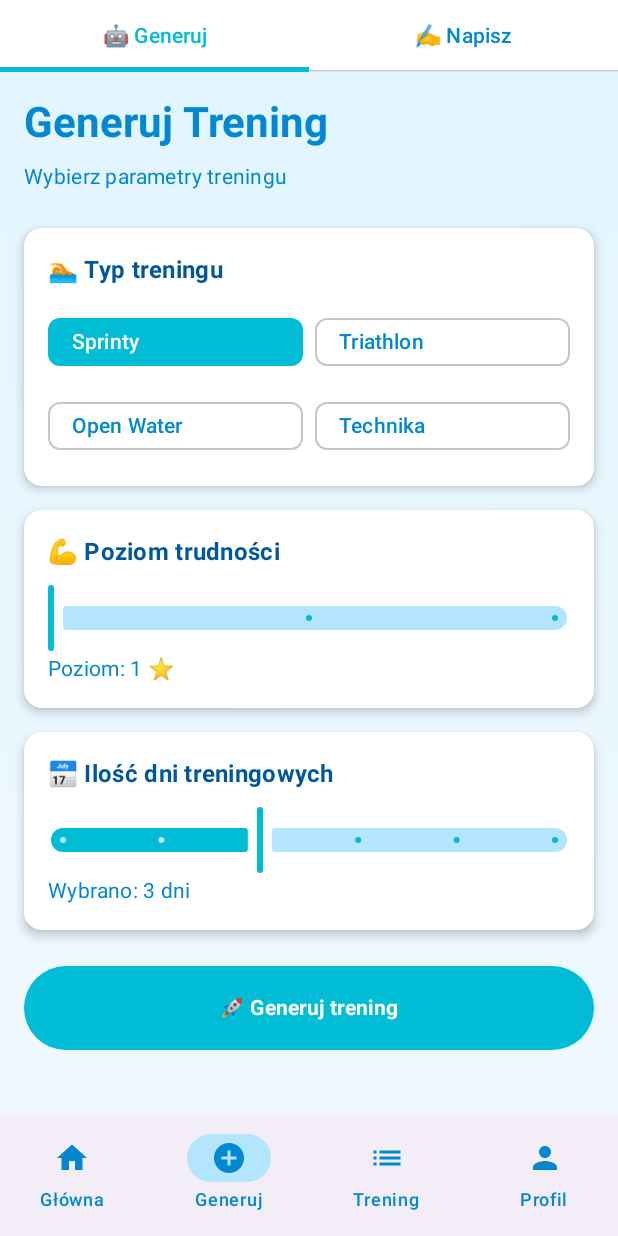
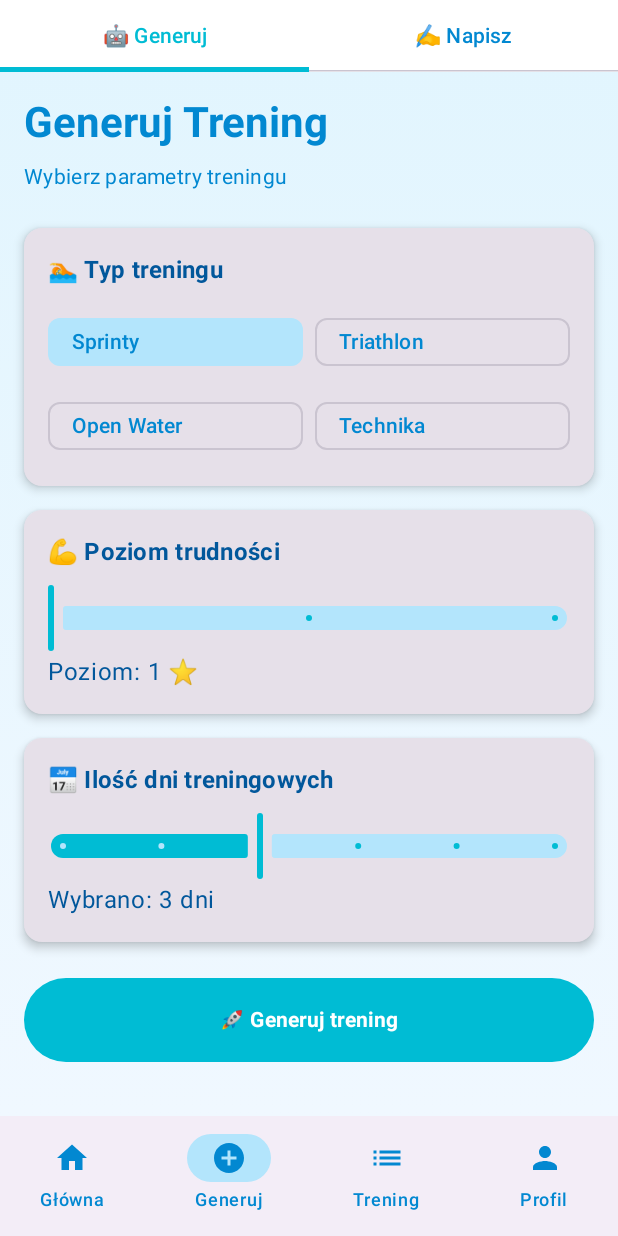
Before and after one commit to pawelproit/SwimPal, an Android app built with Jetpack Compose: the MainScreen screen opened through its navigation route, item 2 of the bottom bar chosen, on a phone screen of 412 x 824 dp. Run offline under Robolectric (Android 15) with nearby library versions, the phone set to English and light mode, and no system bars; our stand-ins replace Firebase (no records; nobody signed in at launch, a user with empty details on screens opened directly).

Commit message:
Naprawa dymków odznak za treningi z selekcja

```diff
--- a/app/src/main/java/com/example/swimpal/ui/screens/generateScreen/GeneratedTrainingScreen.kt
+++ b/app/src/main/java/com/example/swimpal/ui/screens/generateScreen/GeneratedTrainingScreen.kt
@@ -12,7 +12,6 @@ import androidx.compose.ui.unit.dp
 import androidx.lifecycle.viewmodel.compose.viewModel
 import com.example.swimpal.viewmodel.TrainingViewModel
 import com.example.swimpal.viewmodel.UserProfileViewModel
-import com.example.swimpal.viewmodel.ProfileState
 
 @Composable
 fun GeneratedTrainingScreen(
@@ -26,22 +25,7 @@ fun GeneratedTrainingScreen(
     var infoMsg by remember { mutableStateOf("") }
 
     val trainingTypes = listOf("Sprinty", "Triathlon", "Open Water", "Technika")
-
-    var showBadgeDialog by remember { mutableStateOf(false) }
-    var newBadge by remember { mutableStateOf<Pair<String, String>?>(null) }
-    val profileState by userProfileViewModel.profileState.collectAsState()
-
-    LaunchedEffect(profileState) {
-        if (profileState is ProfileState.Success) {
-            val profile = (profileState as ProfileState.Success).userProfile
-            val newlyAchievedBadge = profile.badges.firstOrNull { it.achieved && it.isNew }
-
-            if (newlyAchievedBadge != null) {
-                newBadge = newlyAchievedBadge.name to newlyAchievedBadge.description
-                showBadgeDialog = true
-            }
-        }
-    }
+    val badgeState by userProfileViewModel.badgeState
 
     Column(
         modifier = Modifier
@@ -61,54 +45,30 @@ fun GeneratedTrainingScreen(
             style = MaterialTheme.typography.bodyMedium,
             color = MaterialTheme.colorScheme.secondary
         )
-
         Spacer(modifier = Modifier.height(24.dp))
 
-        Card(
-            modifier = Modifier.fillMaxWidth(),
-            colors = CardDefaults.cardColors(containerColor = Color.White),
-            elevation = CardDefaults.cardElevation(defaultElevation = 4.dp)
-        ) {
+        Card(modifier = Modifier.fillMaxWidth(), elevation = CardDefaults.cardElevation(defaultElevation = 4.dp)) {
             Column(modifier = Modifier.padding(16.dp)) {
-                Text(
-                    text = "🏊 Typ treningu",
-                    style = MaterialTheme.typography.titleMedium,
-                    fontWeight = FontWeight.Bold,
-                    color = MaterialTheme.colorScheme.onSurface
-                )
+                Text("🏊 Typ treningu", style = MaterialTheme.typography.titleMedium, fontWeight = FontWeight.Bold)
                 Spacer(modifier = Modifier.height(12.dp))
                 Column(verticalArrangement = Arrangement.spacedBy(8.dp)) {
-                    Row(
-                        modifier = Modifier.fillMaxWidth(),
-                        horizontalArrangement = Arrangement.spacedBy(8.dp)
-                    ) {
+                    Row(modifier = Modifier.fillMaxWidth(), horizontalArrangement = Arrangement.spacedBy(8.dp)) {
                         trainingTypes.take(2).forEach { type ->
                             FilterChip(
                                 selected = selectedType == type,
                                 onClick = { selectedType = type },
                                 label = { Text(type) },
-                                modifier = Modifier.weight(1f),
-                                colors = FilterChipDefaults.filterChipColors(
-                                    selectedContainerColor = MaterialTheme.colorScheme.primary,
-                                    selectedLabelColor = Color.White
-                                )
+                                modifier = Modifier.weight(1f)
                             )
                         }
                     }
-                    Row(
-                        modifier = Modifier.fillMaxWidth(),
-                        horizontalArrangement = Arrangement.spacedBy(8.dp)
-                    ) {
+                    Row(modifier = Modifier.fillMaxWidth(), horizontalArrangement = Arrangement.spacedBy(8.dp)) {
                         trainingTypes.drop(2).forEach { type ->
                             FilterChip(
                                 selected = selectedType == type,
                                 onClick = { selectedType = type },
                                 label = { Text(type) },
-                                modifier = Modifier.weight(1f),
-                                colors = FilterChipDefaults.filterChipColors(
-                                    selectedContainerColor = MaterialTheme.colorScheme.primary,
-                                    selectedLabelColor = Color.White
-                                )
+                                modifier = Modifier.weight(1f)
                             )
                         }
                     }
@@ -117,103 +77,47 @@ fun GeneratedTrainingScreen(
         }
 
         Spacer(modifier = Modifier.height(16.dp))
-
-        Card(
-            modifier = Modifier.fillMaxWidth(),
-            colors = CardDefaults.cardColors(containerColor = Color.White),
-            elevation = CardDefaults.cardElevation(defaultElevation = 4.dp)
-        ) {
+        Card(modifier = Modifier.fillMaxWidth(), elevation = CardDefaults.cardElevation(defaultElevation = 4.dp)) {
             Column(modifier = Modifier.padding(16.dp)) {
-                Text(
-                    text = "💪 Poziom trudności",
-                    style = MaterialTheme.typography.titleMedium,
-                    fontWeight = FontWeight.Bold,
-                    color = MaterialTheme.colorScheme.onSurface
-                )
+                Text("💪 Poziom trudności", style = MaterialTheme.typography.titleMedium, fontWeight = FontWeight.Bold)
                 Spacer(modifier = Modifier.height(8.dp))
                 Slider(
                     value = selectedDifficulty.toFloat(),
                     onValueChange = { selectedDifficulty = it.toInt() },
                     valueRange = 1f..3f,
-                    steps = 1,
-                    colors = SliderDefaults.colors(
-                        thumbColor = MaterialTheme.colorScheme.primary,
-                        activeTrackColor = MaterialTheme.colorScheme.primary
-                    )
+                    steps = 1
                 )
-                Text(
-                    text = "Poziom: $selectedDifficulty ${when(selectedDifficulty) { 1 -> "⭐" 2 -> "⭐⭐" else -> "⭐⭐⭐" }}",
-                    style = MaterialTheme.typography.bodyMedium,
-                    color = MaterialTheme.colorScheme.onSurfaceVariant
-                )
+                Text("Poziom: $selectedDifficulty ${when(selectedDifficulty) { 1 -> "⭐" 2 -> "⭐⭐" else -> "⭐⭐⭐" }}")
             }
         }
 
         Spacer(modifier = Modifier.height(16.dp))
-
-        Card(
-            modifier = Modifier.fillMaxWidth(),
-            colors = CardDefaults.cardColors(containerColor = Color.White),
-            elevation = CardDefaults.cardElevation(defaultElevation = 4.dp)
-        ) {
+        Card(modifier = Modifier.fillMaxWidth(), elevation = CardDefaults.cardElevation(defaultElevation = 4.dp)) {
             Column(modifier = Modifier.padding(16.dp)) {
-                Text(
-                    text = "📅 Ilość dni treningowych",
-                    style = MaterialTheme.typography.titleMedium,
-                    fontWeight = FontWeight.Bold,
-                    color = MaterialTheme.colorScheme.onSurface
-                )
+                Text("📅 Ilość dni treningowych", style = MaterialTheme.typography.titleMedium, fontWeight = FontWeight.Bold)
                 Spacer(modifier = Modifier.height(8.dp))
                 Slider(
                     value = selectedDays.toFloat(),
                     onValueChange = { selectedDays = it.toInt() },
                     valueRange = 1f..6f,
-                    steps = 4,
-                    colors = SliderDefaults.colors(
-                        thumbColor = MaterialTheme.colorScheme.primary,
-                        activeTrackColor = MaterialTheme.colorScheme.primary
-                    )
+                    steps = 4
                 )
-                Text(
-                    text = "Wybrano: $selectedDays dni",
-                    style = MaterialTheme.typography.bodyMedium,
-                    color = MaterialTheme.colorScheme.onSurfaceVariant
-                )
+                Text("Wybrano: $selectedDays dni")
             }
         }
 
         Spacer(modifier = Modifier.height(24.dp))
 
         if (infoMsg.isNotEmpty()) {
-            Card(
-                modifier = Modifier.fillMaxWidth(),
-                colors = CardDefaults.cardColors(
-                    containerColor = MaterialTheme.colorScheme.primaryContainer
-                )
-            ) {
-                Text(
-                    text = infoMsg,
-                    color = MaterialTheme.colorScheme.onPrimaryContainer,
-                    style = MaterialTheme.typography.bodyMedium,
-                    modifier = Modifier.padding(16.dp)
-                )
+            Card(colors = CardDefaults.cardColors(containerColor = MaterialTheme.colorScheme.primaryContainer)) {
+                Text(infoMsg, modifier = Modifier.padding(16.dp))
             }
             Spacer(modifier = Modifier.height(16.dp))
         }
 
         if (errorMsg.isNotEmpty()) {
-            Card(
-                modifier = Modifier.fillMaxWidth(),
-                colors = CardDefaults.cardColors(
-                    containerColor = MaterialTheme.colorScheme.errorContainer
-                )
-            ) {
-                Text(
-                    text = errorMsg,
-                    color = MaterialTheme.colorScheme.onErrorContainer,
-                    style = MaterialTheme.typography.bodyMedium,
-                    modifier = Modifier.padding(16.dp)
-                )
+            Card(colors = CardDefaults.cardColors(containerColor = MaterialTheme.colorScheme.errorContainer)) {
+                Text(errorMsg, modifier = Modifier.padding(16.dp))
             }
             Spacer(modifier = Modifier.height(16.dp))
         }
@@ -233,44 +137,23 @@ fun GeneratedTrainingScreen(
                     onError = { errorMsg = it.message ?: "Błąd zapisu treningu" }
                 )
             },
-            modifier = Modifier
-                .fillMaxWidth()
-                .height(56.dp),
-            colors = ButtonDefaults.buttonColors(
-                containerColor = MaterialTheme.colorScheme.primary
-            )
+            modifier = Modifier.fillMaxWidth().height(56.dp)
         ) {
-            Text(
-                text = "🚀 Generuj trening",
-                fontWeight = FontWeight.Bold
-            )
+            Text("🚀 Generuj trening", fontWeight = FontWeight.Bold)
         }
-
         Spacer(modifier = Modifier.height(24.dp))
     }
 
-    if (showBadgeDialog && newBadge != null) {
+    if (badgeState.showDialog) {
         AlertDialog(
-            onDismissRequest = {
-                showBadgeDialog = false
-                userProfileViewModel.markBadgeAsSeen(newBadge!!.first)
-            },
+            onDismissRequest = { userProfileViewModel.markBadgeAsSeen(badgeState.badgeName) },
             confirmButton = {
-                Button(
-                    onClick = {
-                        showBadgeDialog = false
-                        userProfileViewModel.markBadgeAsSeen(newBadge!!.first)
-                    },
-                    colors = ButtonDefaults.buttonColors(
-                        containerColor = MaterialTheme.colorScheme.primary
-                    )
-                ) {
+                Button(onClick = { userProfileViewModel.markBadgeAsSeen(badgeState.badgeName) }) {
                     Text("OK")
                 }
             },
             title = { Text("🎉 Gratulacje!") },
-            text = { Text("Zdobywasz nową odznakę:\n\n${newBadge!!.first}\n${newBadge!!.second}") },
-            containerColor = Color.White
+            text = { Text("Zdobywasz nową odznakę:\n\n${badgeState.badgeName}\n${badgeState.badgeDescription}") }
         )
     }
 }
```
Also changed, not shown: app/src/main/java/com/example/swimpal/ui/screens/generateScreen/CustomTrainingScreen.kt (+17 -60 lines), app/src/main/java/com/example/swimpal/viewmodel/UserProfileViewModel.kt (+51 -52 lines).
